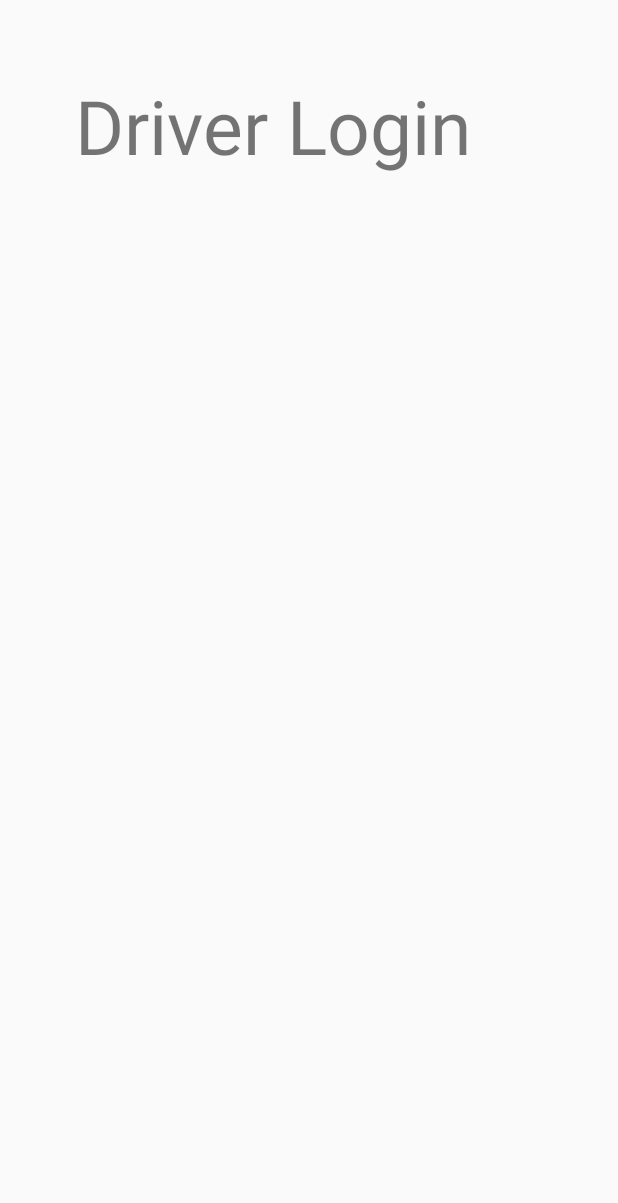
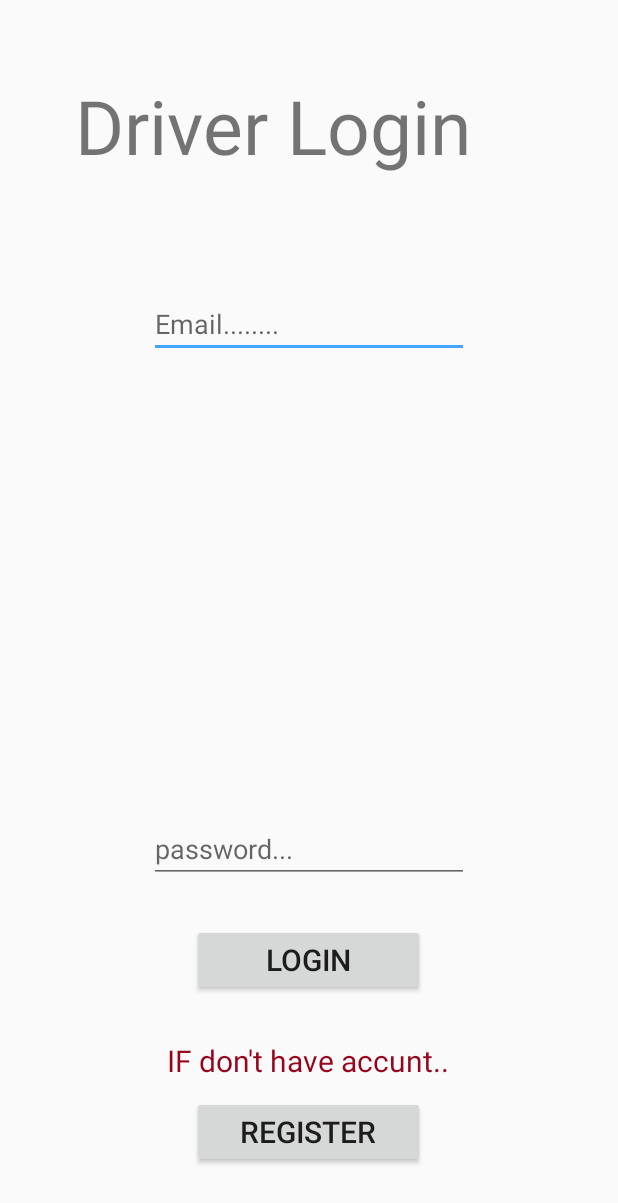
Before and after one commit to prabath230/SLTaxi, an Android app: the DriverLoginActivity screen opened directly, with no data from a screen before it, on a phone screen of 412 x 824 dp. Shown: the top 1203 px of the screen. Run offline under Robolectric (Android 15) with nearby library versions, the light colour scheme and no system bars.

Commit message:
fist step driver and customor Part 3 login

```diff
--- a/app/src/main/res/layout/activity_driver_login.xml
+++ b/app/src/main/res/layout/activity_driver_login.xml
@@ -5,6 +5,27 @@
     android:layout_width="match_parent"
     android:layout_height="match_parent"
     tools:context=".DriverLoginActivity">
+
+    <Button
+        android:id="@+id/btndrregi"
+        android:layout_width="155dp"
+        android:layout_height="wrap_content"
+        android:layout_alignParentBottom="true"
+        android:layout_centerHorizontal="true"
+        android:layout_marginBottom="45dp"
+        android:text="Register"
+        android:textSize="20dp" />
+
+    <TextView
+        android:id="@+id/textView3"
+        android:layout_width="wrap_content"
+        android:layout_height="wrap_content"
+        android:layout_alignParentBottom="true"
+        android:layout_centerHorizontal="true"
+        android:layout_marginBottom="103dp"
+        android:text="IF don't have accunt.."
+        android:textColor="#97041d"
+        android:textSize="20dp" />
 
     <TextView
         android:id="@+id/textView"
@@ -20,4 +41,37 @@
         android:textSize="50dp"
         tools:layout_editor_absoluteX="57dp"
         tools:layout_editor_absoluteY="19dp" />
+
+    <EditText
+        android:id="@+id/editText3"
+        android:layout_width="wrap_content"
+        android:layout_height="wrap_content"
+        android:layout_alignParentTop="true"
+        android:layout_centerHorizontal="true"
+        android:layout_marginTop="193dp"
+        android:hint="Email........"
+        android:ems="10"
+        android:inputType="textEmailAddress" />
+
+    <EditText
+        android:id="@+id/editText4"
+        android:layout_width="wrap_content"
+        android:layout_height="wrap_content"
+        android:layout_alignParentBottom="true"
+        android:layout_centerHorizontal="true"
+        android:layout_marginBottom="235dp"
+        android:hint="password..."
+        android:ems="10"
+        android:inputType="textPassword" />
+
+    <Button
+        android:id="@+id/btndrlog"
+        android:layout_width="155dp"
+        android:layout_height="wrap_content"
+        android:layout_alignParentBottom="true"
+        android:layout_centerHorizontal="true"
+        android:layout_marginBottom="160dp"
+        android:textSize="20dp"
+        android:text="Login" />
+
 </RelativeLayout>
--- a/app/src/main/res/layout/activity_welcome.xml
+++ b/app/src/main/res/layout/activity_welcome.xml
@@ -8,7 +8,7 @@
     android:background="@drawable/backg">
 
     <Button
-        android:id="@+id/button2"
+        android:id="@+id/custermer_btn"
         android:layout_width="wrap_content"
         android:layout_height="wrap_content"
         android:layout_alignParentBottom="true"
@@ -18,7 +18,7 @@
         android:textSize="20dp" />
 
     <Button
-        android:id="@+id/button3"
+        android:id="@+id/driver_btn"
         android:layout_width="179dp"
         android:layout_height="wrap_content"
         android:layout_alignParentBottom="true"
@@ -26,4 +26,5 @@
         android:layout_marginBottom="51dp"
         android:text="I Am a Driver"
         android:textSize="20dp"/>
+
 </RelativeLayout>
```
Also changed, not shown: app/src/main/java/com/example/isuru/sltaxi/WelcomeActivity.java (+31 -1 lines), app/src/main/res/layout/activity_customor_login.xml (+52 -0 lines).
